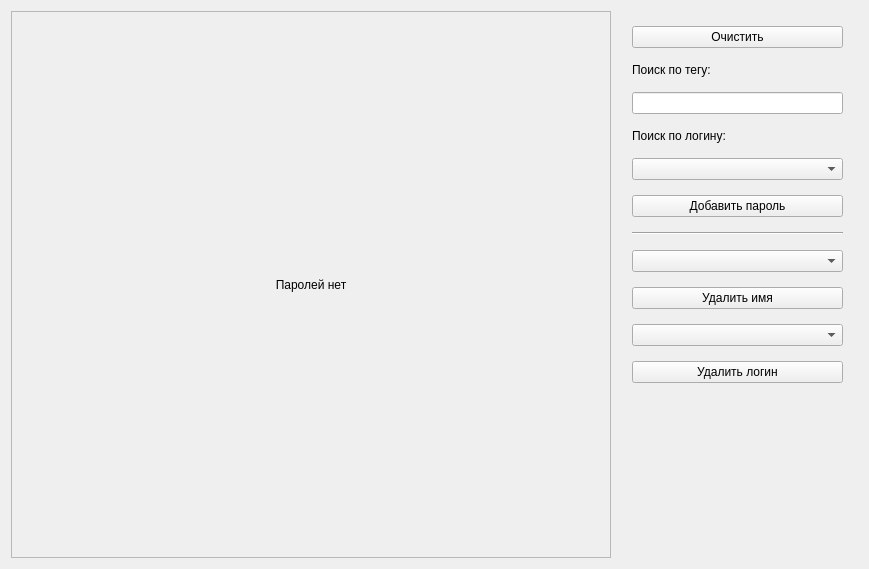
The window that src/passwordlist.ui (KraenFiles/PasswordGenerate) describes before a commit, drawn with Qt 5.
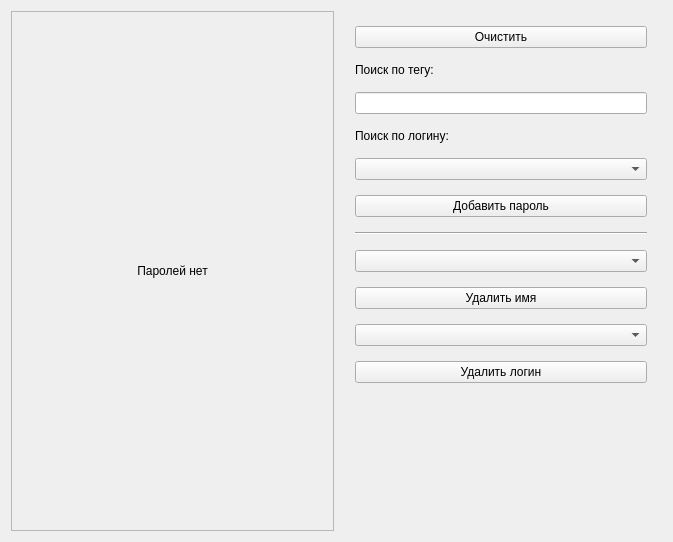
The same window after the commit.

Patch:
```diff
--- a/src/passwordlist.ui
+++ b/src/passwordlist.ui
@@ -6,8 +6,8 @@
    <rect>
     <x>0</x>
     <y>0</y>
-    <width>869</width>
-    <height>569</height>
+    <width>673</width>
+    <height>542</height>
    </rect>
   </property>
   <property name="windowTitle">
@@ -15,6 +15,47 @@
   </property>
   <layout class="QGridLayout" name="gridLayout_2">
    <item row="1" column="1">
+    <widget class="QScrollArea" name="passwordsArea">
+     <property name="minimumSize">
+      <size>
+       <width>0</width>
+       <height>0</height>
+      </size>
+     </property>
+     <property name="widgetResizable">
+      <bool>true</bool>
+     </property>
+     <widget class="QWidget" name="passwordsContentArea">
+      <property name="geometry">
+       <rect>
+        <x>0</x>
+        <y>0</y>
+        <width>323</width>
+        <height>522</height>
+       </rect>
+      </property>
+      <layout class="QVBoxLayout" name="verticalLayout_2">
+       <item>
+        <widget class="QLabel" name="labelClear">
+         <property name="minimumSize">
+          <size>
+           <width>0</width>
+           <height>0</height>
+          </size>
+         </property>
+         <property name="text">
+          <string>Паролей нет</string>
+         </property>
+         <property name="alignment">
+          <set>Qt::AlignCenter</set>
+         </property>
+        </widget>
+       </item>
+      </layout>
+     </widget>
+    </widget>
+   </item>
+   <item row="1" column="2">
     <layout class="QVBoxLayout" name="verticalLayout">
      <property name="spacing">
       <number>15</number>
@@ -194,47 +235,6 @@
      </item>
     </layout>
    </item>
-   <item row="1" column="0">
-    <widget class="QScrollArea" name="passwordsArea">
-     <property name="minimumSize">
-      <size>
-       <width>600</width>
-       <height>0</height>
-      </size>
-     </property>
-     <property name="widgetResizable">
-      <bool>true</bool>
-     </property>
-     <widget class="QWidget" name="passwordsContentArea">
-      <property name="geometry">
-       <rect>
-        <x>0</x>
-        <y>0</y>
-        <width>598</width>
-        <height>549</height>
-       </rect>
-      </property>
-      <layout class="QVBoxLayout" name="verticalLayout_2">
-       <item>
-        <widget class="QLabel" name="labelClear">
-         <property name="minimumSize">
-          <size>
-           <width>0</width>
-           <height>0</height>
-          </size>
-         </property>
-         <property name="text">
-          <string>Паролей нет</string>
-         </property>
-         <property name="alignment">
-          <set>Qt::AlignCenter</set>
-         </property>
-        </widget>
-       </item>
-      </layout>
-     </widget>
-    </widget>
-   </item>
   </layout>
  </widget>
  <resources/>
```
